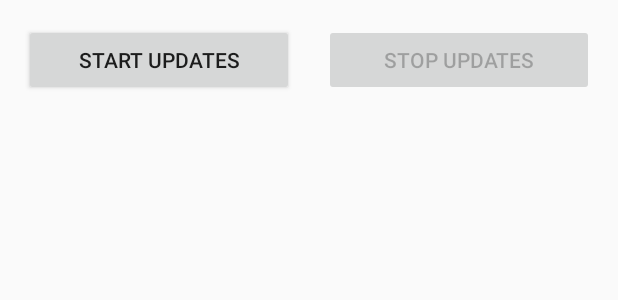
After one commit to varnit15112/pecss-demo, an Android app: the layout activity_location.xml on its own in the app's theme, with its tools: preview values and no code run, on a phone screen of 412 x 824 dp. The commit adds this screen. Shown: the top 300 px of the screen. Run offline under Robolectric (Android 15) with nearby library versions, the phone set to English and light mode, and no system bars.

Commit message:
Add Location sensing capabilities

```diff
--- a/pecssInbuiltSensors/app/build.gradle
+++ b/pecssInbuiltSensors/app/build.gradle
@@ -22,7 +22,9 @@ dependencies {
     implementation fileTree(dir: 'libs', include: ['*.jar'])
     implementation 'com.android.support:appcompat-v7:28.0.0'
     implementation 'com.android.support.constraint:constraint-layout:1.1.3'
+    implementation 'com.android.support:design:28.0.0'
     testImplementation 'junit:junit:4.12'
     androidTestImplementation 'com.android.support.test:runner:1.0.2'
     androidTestImplementation 'com.android.support.test.espresso:espresso-core:3.0.2'
+    implementation 'com.google.android.gms:play-services-location:16.0.0'
 }
--- /dev/null
+++ b/pecssInbuiltSensors/app/src/main/res/layout/activity_location.xml
@@ -0,0 +1,82 @@
+<?xml version="1.0" encoding="utf-8"?>
+<android.support.constraint.ConstraintLayout xmlns:android="http://schemas.android.com/apk/res/android"
+    xmlns:app="http://schemas.android.com/apk/res-auto"
+    xmlns:tools="http://schemas.android.com/tools"
+    android:layout_width="match_parent"
+    android:layout_height="match_parent"
+    tools:context=".LocationActivity"
+    tools:showIn="@layout/activity_location">
+
+    <LinearLayout xmlns:android="http://schemas.android.com/apk/res/android"
+        android:layout_width="match_parent"
+        android:layout_height="wrap_content"
+        android:orientation="vertical"
+        android:paddingBottom="@dimen/activity_vertical_margin"
+        android:paddingLeft="@dimen/activity_horizontal_margin"
+        android:paddingRight="@dimen/activity_horizontal_margin"
+        android:paddingTop="@dimen/activity_vertical_margin"
+        app:layout_behavior="@string/appbar_scrolling_view_behavior">
+
+        <LinearLayout
+            android:layout_width="match_parent"
+            android:layout_height="wrap_content"
+            android:baselineAligned="false"
+            android:orientation="horizontal">
+
+            <Button
+                android:id="@+id/start_updates_button"
+                android:layout_width="0dp"
+                android:layout_height="wrap_content"
+                android:layout_marginEnd="10dp"
+                android:layout_marginRight="10dp"
+                android:layout_weight="1"
+                android:gravity="center"
+                android:onClick="startUpdatesButtonHandler"
+                android:text="@string/start_updates" />
+
+            <Button
+                android:id="@+id/stop_updates_button"
+                android:layout_width="0dp"
+                android:layout_height="wrap_content"
+                android:layout_marginLeft="@dimen/small_margin"
+                android:layout_marginStart="@dimen/small_margin"
+                android:layout_weight="1"
+                android:enabled="false"
+                android:gravity="center"
+                android:onClick="stopUpdatesButtonHandler"
+                android:text="@string/stop_updates" />
+        </LinearLayout>
+
+        <TextView
+            android:id="@+id/latitude_text"
+            android:layout_width="wrap_content"
+            android:layout_height="wrap_content"
+            android:layout_marginLeft="@dimen/small_margin"
+            android:layout_marginStart="@dimen/small_margin"
+            android:textSize="@dimen/default_text_size" />
+
+        <TextView
+            android:id="@+id/longitude_text"
+            android:layout_width="wrap_content"
+            android:layout_height="wrap_content"
+            android:layout_marginLeft="@dimen/small_margin"
+            android:layout_marginStart="@dimen/small_margin"
+            android:textSize="@dimen/default_text_size" />
+
+        <TextView
+            android:id="@+id/last_update_time_text"
+            android:layout_width="wrap_content"
+            android:layout_height="wrap_content"
+            android:layout_marginLeft="@dimen/small_margin"
+            android:layout_marginStart="@dimen/small_margin"
+            android:textSize="@dimen/default_text_size" />
+
+        <TextView
+            android:id="@+id/location_inadequate_warning"
+            android:layout_width="match_parent"
+            android:layout_height="wrap_content"
+            android:text="@string/location_settings_inadequate_warning"
+            android:visibility="invisible" />
+    </LinearLayout>
+
+</android.support.constraint.ConstraintLayout>
--- /dev/null
+++ b/pecssInbuiltSensors/app/src/main/res/values/dimens.xml
@@ -0,0 +1,10 @@
+<resources>
+    <dimen name="fab_margin">16dp</dimen>
+
+    <dimen name="activity_horizontal_margin">16dp</dimen>
+    <dimen name="activity_vertical_margin">16dp</dimen>
+
+    <dimen name="default_text_size">16sp</dimen>
+
+    <dimen name="small_margin">10dp</dimen>
+</resources>
--- a/pecssInbuiltSensors/app/src/main/res/values/strings.xml
+++ b/pecssInbuiltSensors/app/src/main/res/values/strings.xml
@@ -1,3 +1,21 @@
 <resources>
     <string name="app_name">pecssInbuiltSensors</string>
+    <string name="title_activity_location">Location Activity</string>
+
+    <string name="latitude_label">Latitude</string>
+    <string name="longitude_label">Longitude</string>
+    <string name="last_update_time_label">Last location update time</string>
+
+    <string name="start_updates">Start updates</string>
+    <string name="stop_updates">Stop updates</string>
+
+    <string name="location_settings_inadequate_warning">The location settings on the device are not
+        adequate to run this sample. Fix in Settings.</string>
+
+    <string name="permission_rationale">Location permission is needed for core functionality</string>
+    <string name="permission_denied_explanation">Permission was denied, but is needed for core
+        functionality.</string>
+    <string name="settings">Settings</string>
+
+    <string name="location_activity_btn">Start Location Activity</string>
 </resources>
```
Also changed, not shown: pecssInbuiltSensors/app/src/main/AndroidManifest.xml (+10 -1 lines), pecssInbuiltSensors/app/src/main/java/edu/gatech/pecssinbuiltsensors/LocationActivity.java (added, +535 -0 lines), pecssInbuiltSensors/app/src/main/java/edu/gatech/pecssinbuiltsensors/MainActivity.java (+8 -0 lines), pecssInbuiltSensors/app/src/main/res/layout/activity_main.xml (+10 -0 lines), pecssInbuiltSensors/app/src/main/res/values/styles.xml (+9 -0 lines), 1 other file.
